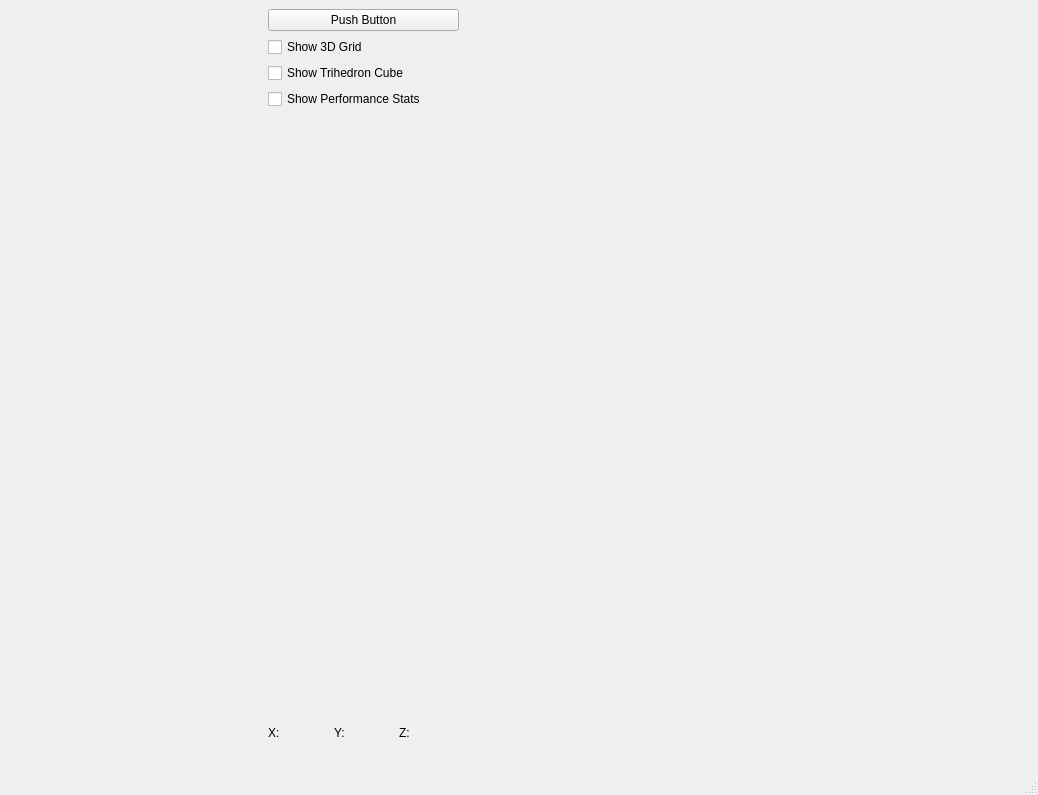
Before: the Qt Designer form 001-C-basicViewerWithOptions/uis/mainwindow.ui in haknkayaa/Qt-OpenCASCADE-Projects, drawn with Qt 5.
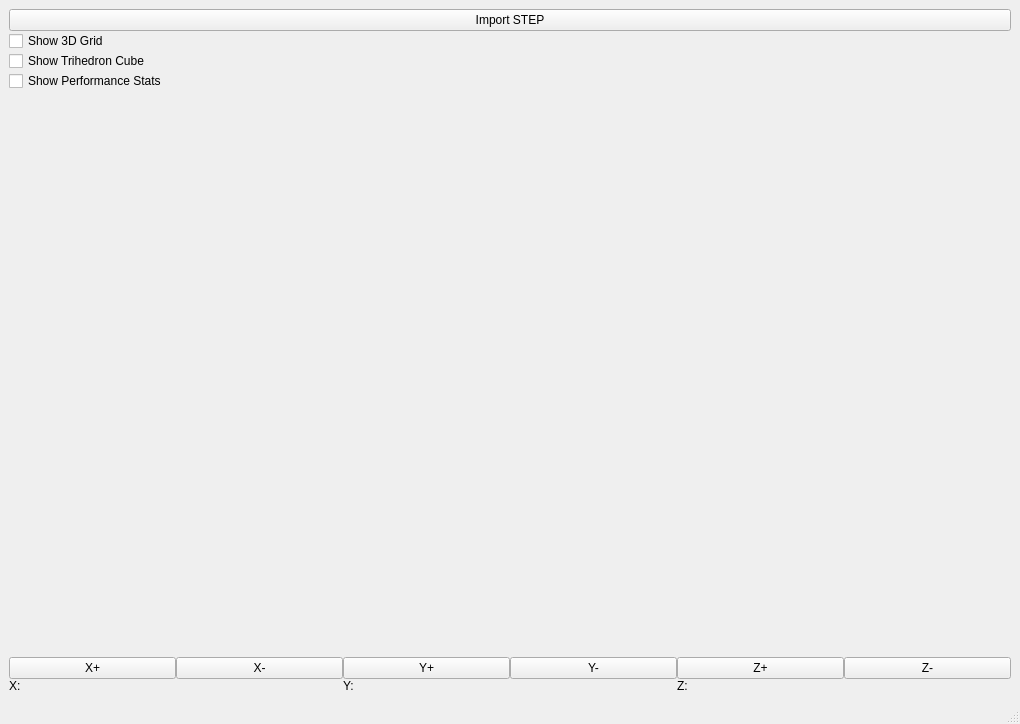
After: the same form once the commit is applied.

What changed in the file:
```diff
--- a/001-C-basicViewerWithOptions/uis/mainwindow.ui
+++ b/001-C-basicViewerWithOptions/uis/mainwindow.ui
@@ -6,8 +6,8 @@
    <rect>
     <x>0</x>
     <y>0</y>
-    <width>1038</width>
-    <height>795</height>
+    <width>1020</width>
+    <height>724</height>
    </rect>
   </property>
   <property name="windowTitle">
@@ -23,26 +23,31 @@
     </item>
     <item>
      <widget class="QWidget" name="widget" native="true">
-      <property name="maximumSize">
-       <size>
-        <width>502</width>
-        <height>16777215</height>
-       </size>
-      </property>
-      <widget class="QWidget" name="layoutWidget">
-       <property name="geometry">
-        <rect>
-         <x>0</x>
-         <y>0</y>
-         <width>191</width>
-         <height>731</height>
-        </rect>
+      <layout class="QHBoxLayout" name="horizontalLayout">
+       <property name="spacing">
+        <number>0</number>
+       </property>
+       <property name="leftMargin">
+        <number>0</number>
        </property>
+       <property name="topMargin">
+        <number>0</number>
+       </property>
+       <property name="rightMargin">
+        <number>0</number>
+       </property>
+       <property name="bottomMargin">
+        <number>0</number>
+       </property>
+       <item>
        <layout class="QVBoxLayout" name="ButtonLayout">
+         <property name="spacing">
+          <number>0</number>
+         </property>
         <item>
          <widget class="QPushButton" name="pushButton">
           <property name="text">
-           <string>Push Button</string>
+            <string>Import STEP</string>
           </property>
           <property name="autoRepeat">
            <bool>false</bool>
@@ -83,6 +88,52 @@
           </property>
          </spacer>
         </item>
+         <item>
+          <layout class="QHBoxLayout" name="horizontalLayout_4">
+           <item>
+            <widget class="QPushButton" name="xpos_button">
+             <property name="text">
+              <string>X+</string>
+             </property>
+            </widget>
+           </item>
+           <item>
+            <widget class="QPushButton" name="xneg_button">
+             <property name="text">
+              <string>X-</string>
+             </property>
+            </widget>
+           </item>
+           <item>
+            <widget class="QPushButton" name="ypos_button">
+             <property name="text">
+              <string>Y+</string>
+             </property>
+            </widget>
+           </item>
+           <item>
+            <widget class="QPushButton" name="yneg_button">
+             <property name="text">
+              <string>Y-</string>
+             </property>
+            </widget>
+           </item>
+           <item>
+            <widget class="QPushButton" name="zpos_button">
+             <property name="text">
+              <string>Z+</string>
+             </property>
+            </widget>
+           </item>
+           <item>
+            <widget class="QPushButton" name="zneg_button">
+             <property name="text">
+              <string>Z-</string>
+             </property>
+            </widget>
+           </item>
+          </layout>
+         </item>
         <item>
          <layout class="QHBoxLayout" name="horizontalLayout_3">
           <item>
@@ -130,7 +181,8 @@
          </layout>
         </item>
        </layout>
-      </widget>
+       </item>
+      </layout>
      </widget>
     </item>
    </layout>
```
Left out of the diff: 2 changed lines with no effect on the pictures. Lines whose indentation alone changed are shown as unchanged.
